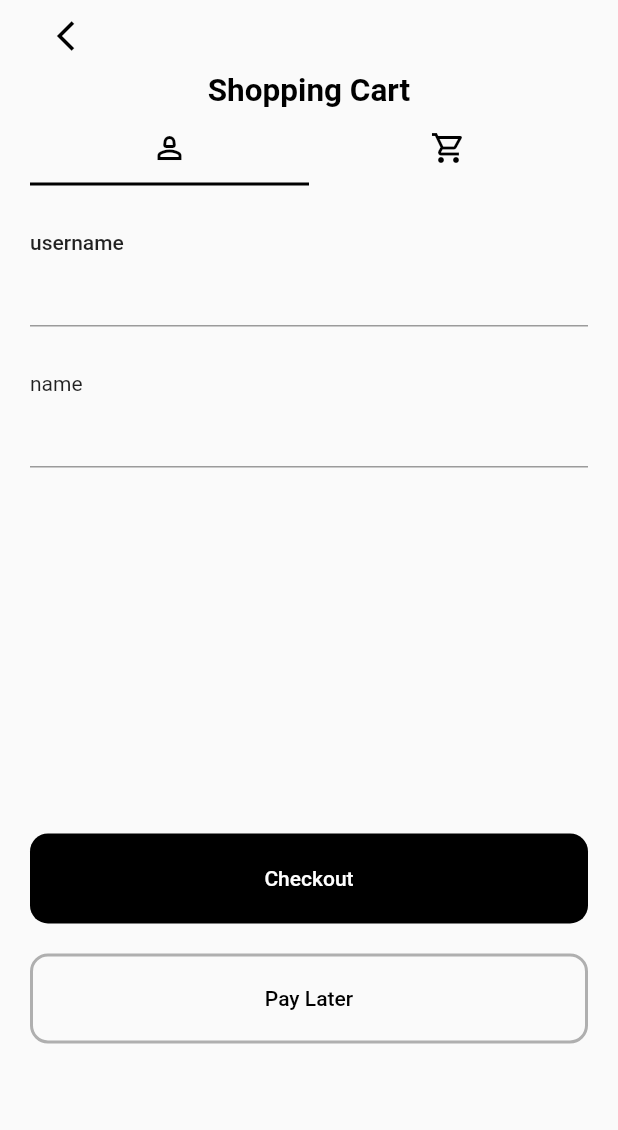
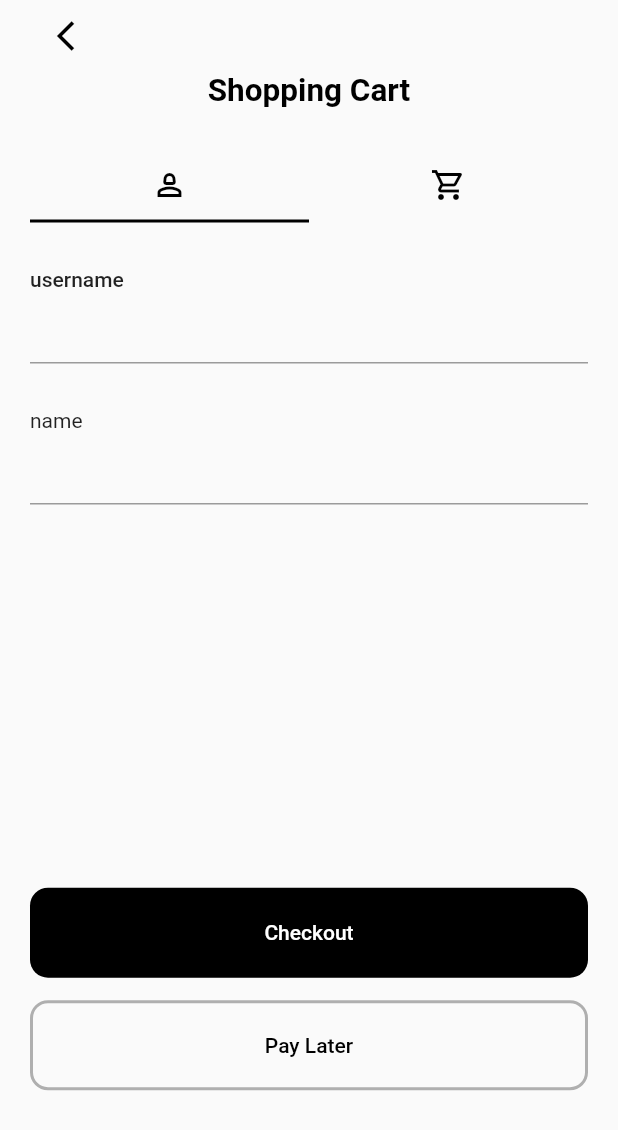
Before and after one commit to DiftaFitrahul/cart-crud-getx, a Flutter app: the CartInsertPage screen opened directly, on a phone screen of 412 x 824 dp. Shown: the top 1130 px of the screen. Run offline on Flutter 3.47's test engine with Material 2 defaults, Android fonts, the phone set to English and light mode, and no system bars; our stand-ins replace cloud_firestore, device_preview, file_picker, firebase_core, firebase_storage, get; accounts and stored records are empty.

Commit message:
feat:finish styling app

```diff
--- a/lib/page/home_page.dart
+++ b/lib/page/home_page.dart
@@ -46,6 +46,9 @@ class HomePage extends StatelessWidget {
                           name: getData.carts[index].name,
                           numberChair: getData.carts[index].items['chair'],
                           numberTable: getData.carts[index].items['table'],
+                          onUpdate: () {
+                            Get.to(CartUpdatePage(cart: getData.carts[index]));
+                          },
                           onDelete: () {
                             final cartId = getData.carts[index].documentId;
                             FirestoreFunctionality.deleteCart(
--- a/lib/page/insert/cart_insert_page.dart
+++ b/lib/page/insert/cart_insert_page.dart
@@ -25,7 +25,7 @@ class CartInsertPage extends StatelessWidget {
       length: 2,
       child: Scaffold(
         appBar: PreferredSize(
-          preferredSize: Size.fromHeight(phoneHeight * 0.15),
+          preferredSize: Size.fromHeight(phoneHeight * 0.18),
           child: SafeArea(
             child: Padding(
               padding: const EdgeInsets.symmetric(horizontal: 20),
@@ -82,15 +82,17 @@ class CartInsertPage extends StatelessWidget {
             child: Column(
               children: [
                 SizedBox(
-                    height: phoneHeight * 0.5,
+                    height: phoneHeight * 0.52,
                     child: const TabBarView(
                         children: [InsertIdentity(), InsertItems()])),
                 Padding(
-                  padding: const EdgeInsets.symmetric(vertical: 20),
+                  padding: const EdgeInsets.symmetric(vertical: 15),
                   child: ElevatedButton(
                       onPressed: () {
                         if (textController.userNameController.text.isNotEmpty &&
-                            textController.nameController.text.isNotEmpty &&(itemsController.numberChair.value != 0 || itemsController.numberTable.value != 0)) {
+                            textController.nameController.text.isNotEmpty &&
+                            (itemsController.numberChair.value != 0 ||
+                                itemsController.numberTable.value != 0)) {
                           FirestoreFunctionality.addCart(CartModel(
                               userName: textController.userNameController.text,
                               name: textController.nameController.text,
@@ -104,7 +106,8 @@ class CartInsertPage extends StatelessWidget {
                                     '',
                               )));
                         } else {
-                          Get.snackbar('Error', 'Please insert the identity and items');
+                          Get.snackbar(
+                              'Error', 'Please insert the identity and items');
                         }
                       },
                       style: ElevatedButton.styleFrom(
@@ -118,7 +121,9 @@ class CartInsertPage extends StatelessWidget {
                 ElevatedButton(
                     onPressed: () {
                       if (textController.userNameController.text.isNotEmpty &&
-                            textController.nameController.text.isNotEmpty &&(itemsController.numberChair.value != 0 || itemsController.numberTable.value != 0)) {
+                          textController.nameController.text.isNotEmpty &&
+                          (itemsController.numberChair.value != 0 ||
+                              itemsController.numberTable.value != 0)) {
                         FirestoreFunctionality.addCart(CartModel(
                             userName: textController.userNameController.text,
                             name: textController.nameController.text,
@@ -129,7 +134,8 @@ class CartInsertPage extends StatelessWidget {
                               'table': itemsController.numberTable.value
                             })).then((_) => Get.back());
                       } else {
-                        Get.snackbar('Error', 'Please insert the identity and items');
+                        Get.snackbar(
+                            'Error', 'Please insert the identity and items');
                       }
                     },
                     style: ElevatedButton.styleFrom(
@@ -142,9 +148,6 @@ class CartInsertPage extends StatelessWidget {
                             width: 2, color: Colors.black.withOpacity(0.3))),
                     child: const Text('Pay Later',
                         style: TextStyle(color: Colors.black))),
-                const SizedBox(
-                  height: 90,
-                )
               ],
             ),
           ),
--- a/lib/page/update/cart_update_page.dart
+++ b/lib/page/update/cart_update_page.dart
@@ -26,7 +26,7 @@ class CartUpdatePage extends StatelessWidget {
       length: 2,
       child: Scaffold(
         appBar: PreferredSize(
-          preferredSize: Size.fromHeight(phoneHeight * 0.15),
+          preferredSize: Size.fromHeight(phoneHeight * 0.18),
           child: SafeArea(
             child: Padding(
               padding: const EdgeInsets.symmetric(horizontal: 20),
@@ -83,7 +83,7 @@ class CartUpdatePage extends StatelessWidget {
             child: Column(
               children: [
                 SizedBox(
-                    height: phoneHeight * 0.5,
+                    height: phoneHeight * 0.52,
                     child: TabBarView(children: [
                       UpdateIdentity(cart: cart),
                       UpdateItems(cart: cart)
```
Also changed, not shown: lib/component/item_sell_component.dart (+7 -3 lines).
